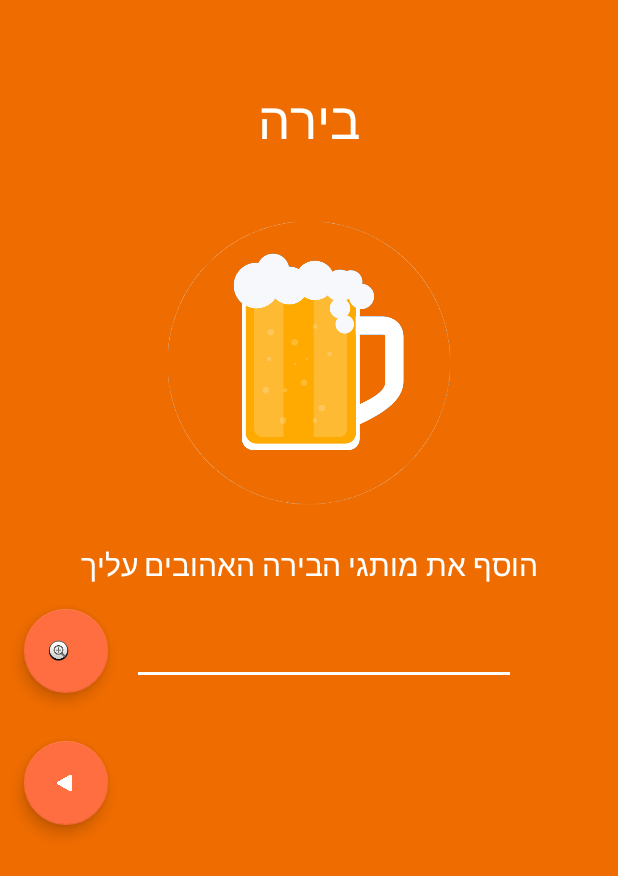
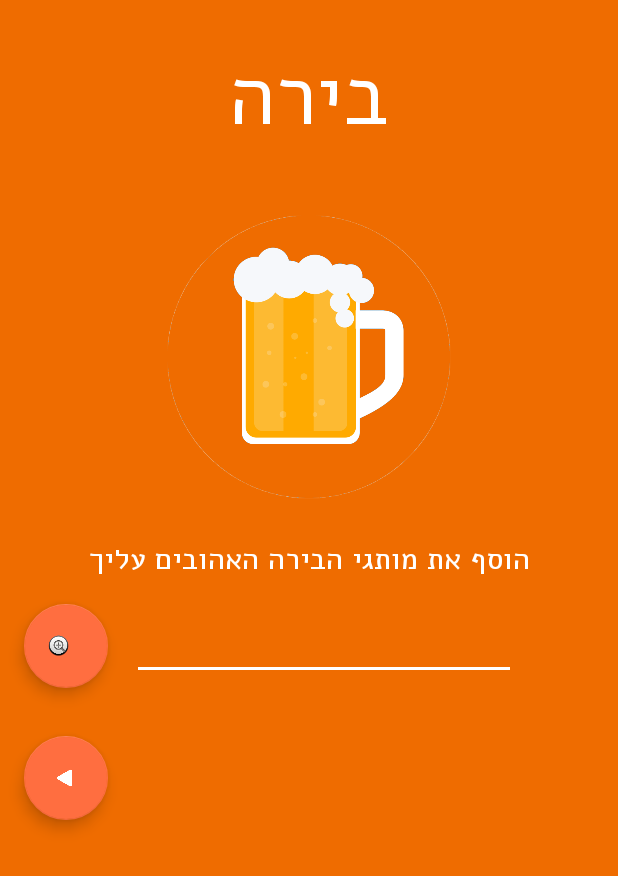
Before and after one commit to badasscohen/Bira, an Android app: the MainActivity screen opened directly, with no data from a screen before it, after a tap on "הגדרות", on a phone screen of 412 x 824 dp. Shown: the top 876 px of the screen. Run offline under Robolectric (Android 15) with nearby library versions, the phone set to English and light mode, and no system bars.

Commit message:
Added Alef typeface to main activity and settings activity.

```diff
--- a/app/src/main/java/olivegumball/bira/MainActivity.java
+++ b/app/src/main/java/olivegumball/bira/MainActivity.java
@@ -1,6 +1,7 @@
 package olivegumball.bira;
 
 import android.content.Intent;
+import android.graphics.Typeface;
 import android.os.Bundle;
 import android.support.design.widget.CollapsingToolbarLayout;
 import android.support.design.widget.FloatingActionButton;
@@ -26,7 +27,11 @@ public class MainActivity extends AppCompatActivity {
     protected void onCreate(Bundle savedInstanceState) {
         super.onCreate(savedInstanceState);
         setContentView(R.layout.activity_main);
+
+        Typeface alef = Typeface.createFromAsset(this.getAssets(), "Alef-Regular.ttf");
+
         ((CollapsingToolbarLayout) findViewById(R.id.collapsing_toolbar_layout)).setTitle("בירה");
+        ((CollapsingToolbarLayout) findViewById(R.id.collapsing_toolbar_layout)).setCollapsedTitleTypeface(alef);
 
         Toolbar toolbar = (Toolbar) findViewById(R.id.toolbar);
         setSupportActionBar(toolbar);
@@ -37,7 +42,7 @@ public class MainActivity extends AppCompatActivity {
         mRecyclerView.setLayoutManager(mLayoutManager);
 
         List<CardInfo> cardInfo = Arrays.asList(new CardInfo("שלום", "אני אריאל המלך"), new CardInfo("זאת בדיקה", "אין אפס יותר מלב בעולם כולו"),  new CardInfo("עדן גאון", "תלמיד חכם מאד") );
-        mAdapter = new MyAdapter(cardInfo);
+        mAdapter = new MyAdapter(cardInfo, this.getAssets());
         mRecyclerView.setAdapter(mAdapter);
 
         FloatingActionButton fab = (FloatingActionButton) findViewById(R.id.fab);
--- a/app/src/main/java/olivegumball/bira/MyAdapter.java
+++ b/app/src/main/java/olivegumball/bira/MyAdapter.java
@@ -1,5 +1,7 @@
 package olivegumball.bira;
 
+import android.content.res.AssetManager;
+import android.graphics.Typeface;
 import android.support.v7.widget.RecyclerView;
 import android.view.LayoutInflater;
 import android.view.View;
@@ -9,10 +11,13 @@ import java.util.List;
 
 public class MyAdapter extends RecyclerView.Adapter<MyAdapter.ContactViewHolder> {
 
+    private Typeface alef;
+
     private List<CardInfo> cardList;
 
-    public MyAdapter(List<CardInfo> cardList) {
+    public MyAdapter(List<CardInfo> cardList, AssetManager manager) {
         this.cardList = cardList;
+        alef = Typeface.createFromAsset(manager, "Alef-Regular.ttf");
     }
 
     @Override
@@ -24,7 +29,9 @@ public class MyAdapter extends RecyclerView.Adapter<MyAdapter.ContactViewHolder>
     public void onBindViewHolder(ContactViewHolder contactViewHolder, int i) {
         CardInfo ci = cardList.get(i);
         contactViewHolder.vTitle.setText(ci.title);
+        contactViewHolder.vTitle.setTypeface(alef);
         contactViewHolder.vContent.setText(ci.content);
+        contactViewHolder.vContent.setTypeface(alef);
     }
 
     @Override
--- a/app/src/main/java/olivegumball/bira/SettingsActivity.java
+++ b/app/src/main/java/olivegumball/bira/SettingsActivity.java
@@ -3,20 +3,29 @@ package olivegumball.bira;
 import android.app.Activity;
 import android.graphics.Color;
 import android.graphics.PorterDuff;
+import android.graphics.Typeface;
 import android.os.Bundle;
 import android.widget.EditText;
+import android.widget.TextView;
 
 /**
  * Created by ariel on 1/29/16.
  */
 public class SettingsActivity extends Activity {
 
+    private Typeface alef;
+
     @Override
     protected void onCreate(Bundle savedInstanceState) {
         super.onCreate(savedInstanceState);
         setContentView(R.layout.activity_settings);
 
+        alef = Typeface.createFromAsset(this.getAssets(), "Alef-Regular.ttf");
+
         ((EditText) findViewById(R.id.add_beer)).getBackground().setColorFilter(Color.parseColor("#ffffff"), PorterDuff.Mode.SRC_IN);
+        ((EditText) findViewById(R.id.add_beer)).setTypeface(alef);
 
+        ((TextView) findViewById(R.id.settings_title)).setTypeface(alef);
+        ((TextView) findViewById(R.id.settings_description)).setTypeface(alef);
     }
 }
--- a/app/src/main/res/layout/activity_settings.xml
+++ b/app/src/main/res/layout/activity_settings.xml
@@ -6,22 +6,24 @@
     android:background="@color/colorPrimaryDark">
 
     <TextView
-        android:layout_marginTop="56dp"
+        android:id="@+id/settings_title"
+        android:layout_marginTop="26dp"
         android:gravity="center_horizontal"
         android:layout_width="match_parent"
         android:layout_height="wrap_content"
         android:text="@string/app_name"
         android:textColor="#ffffff"
-        android:textAppearance="@style/TextAppearance.AppCompat.Display1"/>
+        android:textSize="56sp"/>
 
     <ImageView
         android:layout_width="256dp"
         android:layout_height="256dp"
-        android:layout_marginTop="4dp"
+        android:layout_marginTop="0dp"
         android:layout_gravity="center_horizontal"
         android:src="@drawable/big_beer"/>
 
     <TextView
+        android:id="@+id/settings_description"
         android:layout_width="match_parent"
         android:layout_height="wrap_content"
         android:gravity="center_horizontal"
```
Also changed, not shown: app/src/main/assets/Alef-Regular.ttf (added).
